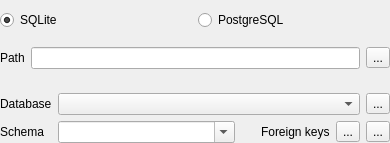
Qt form gml_application_schema_toolbox/ui/database_widget.ui (BRGM/gml_application_schema_toolbox) before a commit.
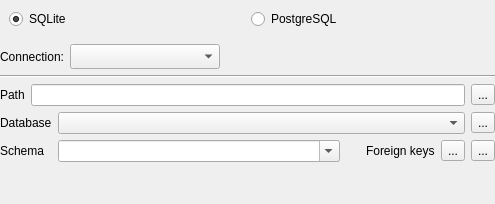
The same form after that commit.

Commit message: Improve the database connection selector

The edit to the form file:
```diff
--- a/gml_application_schema_toolbox/ui/database_widget.ui
+++ b/gml_application_schema_toolbox/ui/database_widget.ui
@@ -6,8 +6,8 @@
    <rect>
     <x>0</x>
     <y>0</y>
-    <width>390</width>
-    <height>143</height>
+    <width>495</width>
+    <height>204</height>
    </rect>
   </property>
   <property name="windowTitle">
@@ -20,29 +20,92 @@
    <item>
     <widget class="QWidget" name="formatWidget" native="true">
      <layout class="QHBoxLayout" name="horizontalLayout_3">
-      <property name="margin">
-       <number>0</number>
-      </property>
       <item>
-       <widget class="QRadioButton" name="sqliteRadioButton">
-        <property name="text">
-         <string>SQLite</string>
-        </property>
-        <property name="checked">
-         <bool>true</bool>
-        </property>
-       </widget>
-      </item>
-      <item>
-       <widget class="QRadioButton" name="pgsqlRadioButton">
-        <property name="text">
-         <string>PostgreSQL</string>
-        </property>
-       </widget>
+       <layout class="QHBoxLayout" name="horizontalLayout_6">
+        <item>
+         <widget class="QRadioButton" name="sqliteRadioButton">
+          <property name="text">
+           <string>SQLite</string>
+          </property>
+          <property name="checked">
+           <bool>true</bool>
+          </property>
+         </widget>
+        </item>
+        <item>
+         <widget class="QRadioButton" name="pgsqlRadioButton">
+          <property name="text">
+           <string>PostgreSQL</string>
+          </property>
+         </widget>
+        </item>
+       </layout>
       </item>
      </layout>
     </widget>
    </item>
+   <item>
+    <layout class="QHBoxLayout" name="horizontalLayout_7">
+     <item>
+      <widget class="QLabel" name="lbl_cbb_connections">
+       <property name="minimumSize">
+        <size>
+         <width>0</width>
+         <height>25</height>
+        </size>
+       </property>
+       <property name="maximumSize">
+        <size>
+         <width>16777215</width>
+         <height>45</height>
+        </size>
+       </property>
+       <property name="locale">
+        <locale language="English" country="UnitedStates"/>
+       </property>
+       <property name="text">
+        <string>Connection:</string>
+       </property>
+      </widget>
+     </item>
+     <item>
+      <widget class="QComboBox" name="cbb_connections">
+       <property name="minimumSize">
+        <size>
+         <width>150</width>
+         <height>25</height>
+        </size>
+       </property>
+       <property name="maximumSize">
+        <size>
+         <width>16777215</width>
+         <height>45</height>
+        </size>
+       </property>
+      </widget>
+     </item>
+     <item>
+      <spacer name="horizontalSpacer_2">
+       <property name="orientation">
+        <enum>Qt::Horizontal</enum>
+       </property>
+       <property name="sizeHint" stdset="0">
+        <size>
+         <width>40</width>
+         <height>20</height>
+        </size>
+       </property>
+      </spacer>
+     </item>
+    </layout>
+   </item>
+   <item>
+    <widget class="Line" name="line">
+     <property name="orientation">
+      <enum>Qt::Horizontal</enum>
+     </property>
+    </widget>
+   </item>
    <item>
     <widget class="QWidget" name="sqliteFormWidget" native="true">
      <layout class="QFormLayout" name="formLayout_7">
@@ -173,6 +236,19 @@
         </item>
        </layout>
       </item>
+      <item row="2" column="0" colspan="2">
+       <spacer name="verticalSpacer_2">
+        <property name="orientation">
+         <enum>Qt::Vertical</enum>
+        </property>
+        <property name="sizeHint" stdset="0">
+         <size>
+          <width>20</width>
+          <height>40</height>
+         </size>
+        </property>
+       </spacer>
+      </item>
      </layout>
     </widget>
    </item>
```
Left out of the diff: 61 changed lines with no effect on the pictures. The commit also changes 2 other files.
